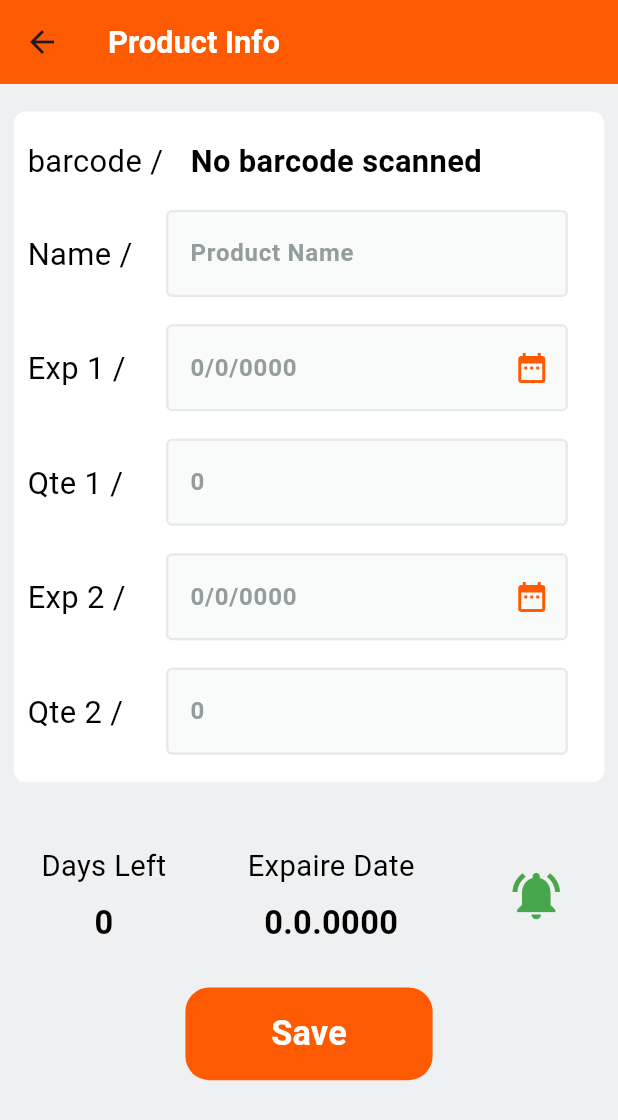
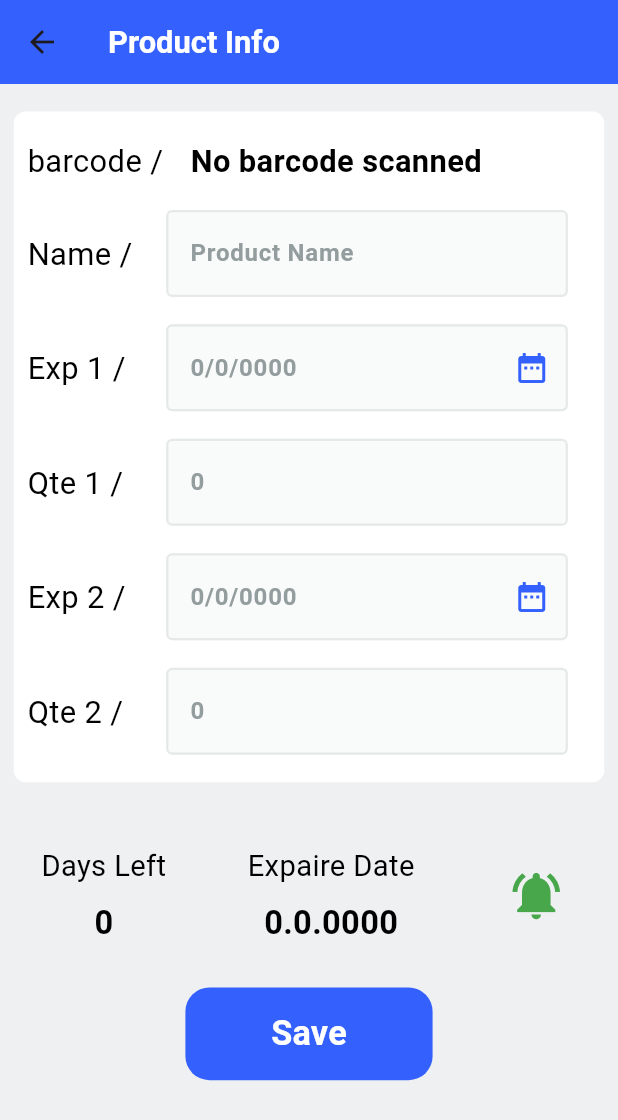
Before and after one commit to mohameddsalah60/T-Minder, a Flutter app: the ProductInfoView screen opened by its route, on a phone screen of 412 x 824 dp. Shown: the top 1120 px of the screen. Run offline on Flutter 3.47's test engine with Material 3 defaults, Android fonts, the light colour scheme and no system bars; our stand-ins replace flutter_bloc, flutter_screenutil; missing offline and left inert: barcode_scan2.

```diff
--- a/lib/core/utils/app_colors.dart
+++ b/lib/core/utils/app_colors.dart
@@ -1,6 +1,6 @@
 import 'package:flutter/material.dart';
 
 abstract class AppColors {
-  static const primaryColor = Color(0xffFE5A02);
+  static const primaryColor = Color(0xff3461FD);
   static const greenColor = Color.fromARGB(255, 72, 167, 74);
 }
```
Also changed, not shown: 3 other files.
